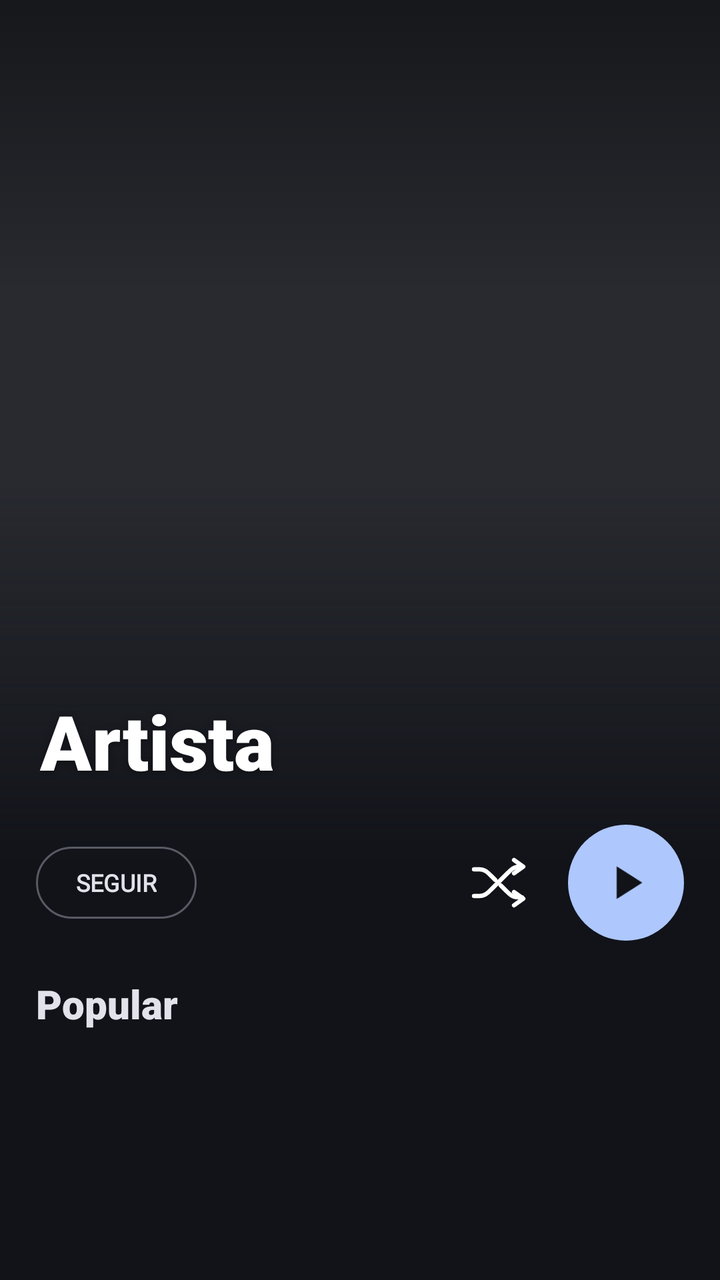
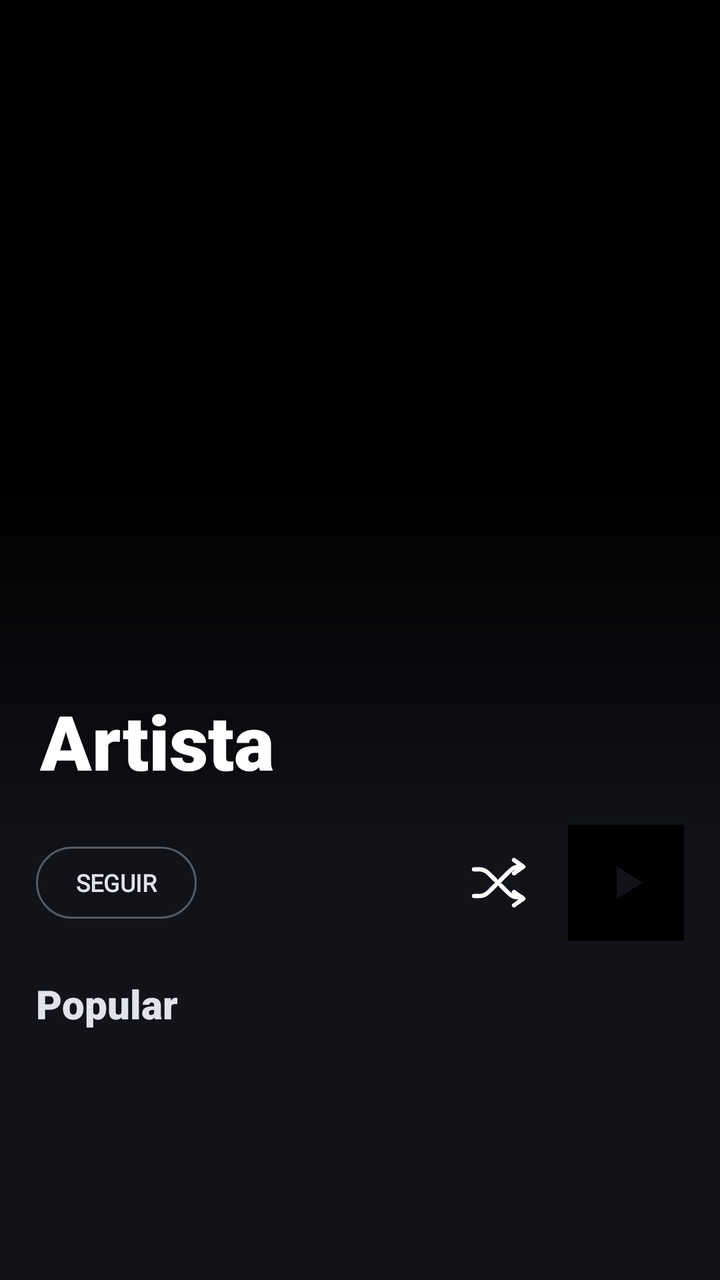

Before-and-after screenshots of an Android layout around one commit, followed by the original layout XML and the change that was made.
<!-- AndroidManifest.xml: application theme Theme.Sleppify -->
<!-- res/layout/item_artist_detail_header.xml -->
<?xml version="1.0" encoding="utf-8"?>
<LinearLayout xmlns:android="http://schemas.android.com/apk/res/android"
    xmlns:app="http://schemas.android.com/apk/res-auto"
    android:layout_width="match_parent"
    android:layout_height="wrap_content"
    android:background="@color/surface_dark"
    android:orientation="vertical">

    
    <FrameLayout
        android:layout_width="match_parent"
        android:layout_height="430dp">

        <ImageView
            android:id="@+id/ivArtistBackdrop"
            android:layout_width="match_parent"
            android:layout_height="match_parent"
            android:background="@color/surface_high"
            android:contentDescription="@null"
            android:scaleType="centerCrop" />

        
        <View
            android:id="@+id/vArtistHeroTint"
            android:layout_width="match_parent"
            android:layout_height="194dp"
            android:layout_gravity="bottom"
            android:background="@drawable/bg_artist_hero_bottom_fade" />

        <View
            android:layout_width="match_parent"
            android:layout_height="150dp"
            android:layout_gravity="top"
            android:background="@drawable/bg_artist_hero_top_scrim" />

        <LinearLayout
            android:layout_width="match_parent"
            android:layout_height="wrap_content"
            android:layout_gravity="bottom|start"
            android:orientation="vertical"
            android:paddingHorizontal="20dp"
            android:paddingBottom="14dp">

            <TextView
                android:id="@+id/tvArtistHeaderName"
                android:layout_width="match_parent"
                android:layout_height="wrap_content"
                android:ellipsize="end"
                android:fontFamily="sans-serif-black"
                android:includeFontPadding="false"
                android:maxLines="2"
                android:shadowColor="#66000000"
                android:shadowDx="0"
                android:shadowDy="2"
                android:shadowRadius="8"
                android:text="Artista"
                android:textColor="#FFFFFFFF"
                android:textSize="38sp"
                android:textStyle="bold" />

            <TextView
                android:id="@+id/tvArtistHeaderSubtitle"
                android:layout_width="match_parent"
                android:layout_height="wrap_content"
                android:layout_marginTop="6dp"
                android:ellipsize="end"
                android:fontFamily="@font/inter_variable"
                android:includeFontPadding="false"
                android:maxLines="1"
                android:textColor="@color/text_primary"
                android:textSize="13sp" />
        </LinearLayout>
    </FrameLayout>

    
    <LinearLayout
        android:layout_width="match_parent"
        android:layout_height="wrap_content"
        android:layout_marginTop="-26dp"
        android:gravity="center_vertical"
        android:orientation="horizontal"
        android:paddingHorizontal="18dp"
        android:paddingVertical="8dp">

        <TextView
            android:id="@+id/btnArtistFollow"
            android:layout_width="wrap_content"
            android:layout_height="36dp"
            android:background="@drawable/bg_artist_follow_pill"
            android:gravity="center"
            android:paddingHorizontal="20dp"
            android:text="Seguir"
            android:textAllCaps="true"
            android:textColor="@color/text_primary"
            android:fontFamily="@font/inter_variable"
            android:textSize="12sp"
            android:textStyle="bold" />

        <View
            android:layout_width="0dp"
            android:layout_height="1dp"
            android:layout_weight="1" />

        
        <ImageView
            android:id="@+id/btnArtistShuffle"
            android:layout_width="50dp"
            android:layout_height="50dp"
            android:background="?attr/selectableItemBackgroundBorderless"
            android:contentDescription="@null"
            android:padding="9dp"
            android:src="@drawable/ic_shuffle_custom"
            app:tint="#FFFFFFFF" />

        <FrameLayout
            android:layout_width="58dp"
            android:layout_height="58dp"
            android:layout_marginStart="10dp">

            <View
                android:layout_width="match_parent"
                android:layout_height="match_parent"
                android:background="@drawable/bg_artist_play_fab" />

            <ImageView
                android:id="@+id/btnArtistPlay"
                android:layout_width="match_parent"
                android:layout_height="match_parent"
                android:contentDescription="@null"
                android:padding="15dp"
                android:src="@drawable/ic_player_play"
                app:tint="@color/surface_dark" />
        </FrameLayout>
    </LinearLayout>

    <TextView
        android:id="@+id/tvArtistPopularHeader"
        android:layout_width="match_parent"
        android:layout_height="wrap_content"
        android:fontFamily="sans-serif-black"
        android:paddingHorizontal="18dp"
        android:paddingTop="10dp"
        android:paddingBottom="4dp"
        android:text="Popular"
        android:textColor="@color/text_primary"
        android:textSize="20sp"
        android:textStyle="bold" />
</LinearLayout>
<!-- resources referenced by this layout -->
<resources>
  <color name="surface_dark">#111319</color>
  <color name="surface_high">#282a30</color>
  <color name="text_primary">#e2e2eb</color>
  <!-- drawable bg_artist_follow_pill (drawable) -->
  <?xml version="1.0" encoding="utf-8"?>
  <shape xmlns:android="http://schemas.android.com/apk/res/android"
      android:shape="rectangle">
      <solid android:color="@android:color/transparent" />
      <corners android:radius="20dp" />
      <stroke
          android:width="1dp"
          android:color="#66C3C6D5" />
  </shape>
  <!-- drawable bg_artist_hero_bottom_fade (drawable) -->
  <?xml version="1.0" encoding="utf-8"?>
  <shape xmlns:android="http://schemas.android.com/apk/res/android"
      android:shape="rectangle">
      <gradient
          android:angle="270"
          android:startColor="#00111319"
          android:endColor="#FF111319"
          android:type="linear" />
  </shape>
  <!-- drawable bg_artist_hero_top_scrim (drawable) -->
  <?xml version="1.0" encoding="utf-8"?>
  <shape xmlns:android="http://schemas.android.com/apk/res/android"
      android:shape="rectangle">
      <gradient
          android:angle="270"
          android:startColor="#73000000"
          android:endColor="#00000000"
          android:type="linear" />
  </shape>
  <!-- drawable bg_artist_play_fab (drawable) -->
  <?xml version="1.0" encoding="utf-8"?>
  <shape xmlns:android="http://schemas.android.com/apk/res/android"
      android:shape="oval">
      <solid android:color="@color/stitch_blue" />
  </shape>
  <!-- drawable ic_player_play (drawable) -->
  <?xml version="1.0" encoding="utf-8"?>
  <vector xmlns:android="http://schemas.android.com/apk/res/android"
      android:width="48dp"
      android:height="48dp"
      android:viewportWidth="24"
      android:viewportHeight="24">
      <path
          android:fillColor="#FFFFFFFF"
          android:pathData="M8,5v14l11,-7z" />
  </vector>
  <!-- drawable ic_shuffle_custom (drawable) -->
  <vector xmlns:android="http://schemas.android.com/apk/res/android"
      android:width="30dp"
      android:height="30dp"
      android:viewportWidth="24"
      android:viewportHeight="24">
      <path
          android:strokeColor="#FFFFFFFF"
          android:strokeWidth="1.6"
          android:strokeLineCap="round"
          android:strokeLineJoin="round"
          android:pathData="M3,17h2c2,0 3,-1 4.5,-2.5l6,-6C17,7 18,6 20,6h1" />
      <path
          android:strokeColor="#FFFFFFFF"
          android:strokeWidth="1.6"
          android:strokeLineCap="round"
          android:strokeLineJoin="round"
          android:pathData="M3,7h2c2,0 3,1 4.5,2.5L11,11" />
      <path
          android:strokeColor="#FFFFFFFF"
          android:strokeWidth="1.6"
          android:strokeLineCap="round"
          android:strokeLineJoin="round"
          android:pathData="M13,13l2,2 c1.5,1.5 2.5,2.5 4.5,2.5h1.5" />
      <path
          android:strokeColor="#FFFFFFFF"
          android:strokeWidth="1.6"
          android:strokeLineCap="round"
          android:strokeLineJoin="round"
          android:pathData="M18,3.5l3.5,2.5l-3.5,2.5" />
      <path
          android:strokeColor="#FFFFFFFF"
          android:strokeWidth="1.6"
          android:strokeLineCap="round"
          android:strokeLineJoin="round"
          android:pathData="M18,15.5l3.5,2.5l-3.5,2.5" />
  </vector>
  <style name="Theme.Sleppify" parent="Base.Theme.Sleppify" />
  <color name="stitch_blue">#AEC7FD</color>
  <style name="Base.Theme.Sleppify" parent="Theme.Material3.Dark.NoActionBar">
          
          <item name="colorPrimary">@color/stitch_blue</item>
          <item name="colorSecondary">@color/stitch_blue_light</item>
          <item name="android:windowBackground">@color/surface_dark</item>
          <item name="android:navigationBarColor">@color/surface_dark</item>
          <item name="android:statusBarColor">@color/surface_dark</item>
          <item name="android:textColorPrimary">@color/text_primary</item>
          <item name="android:textColorSecondary">@color/text_secondary</item>
      </style>
  <color name="stitch_blue_light">#AEC7FD</color>
  <color name="text_secondary">#c3c6d5</color>
</resources>

<!-- the commit's change to res/layout/item_artist_detail_header.xml (unified diff, before → after) -->
@@ -15,7 +15,7 @@
             android:id="@+id/ivArtistBackdrop"
             android:layout_width="match_parent"
             android:layout_height="match_parent"
-            android:background="@color/surface_high"
+            android:background="@color/artwork_background"
             android:contentDescription="@null"
             android:scaleType="centerCrop" />
 
@@ -123,6 +123,7 @@
                 android:background="@drawable/bg_artist_play_fab" />
 
             <ImageView
+        android:background="@color/artwork_background"
                 android:id="@+id/btnArtistPlay"
                 android:layout_width="match_parent"
                 android:layout_height="match_parent"
<!-- resource entries referenced after the edit -->
@@ -1,7 +1,7 @@
 <!-- resources referenced by this layout -->
 <resources>
+  <color name="artwork_background">#FF000000</color>
   <color name="surface_dark">#111319</color>
-  <color name="surface_high">#282a30</color>
   <color name="text_primary">#e2e2eb</color>
   <!-- drawable bg_artist_follow_pill (drawable) -->
   <?xml version="1.0" encoding="utf-8"?>
